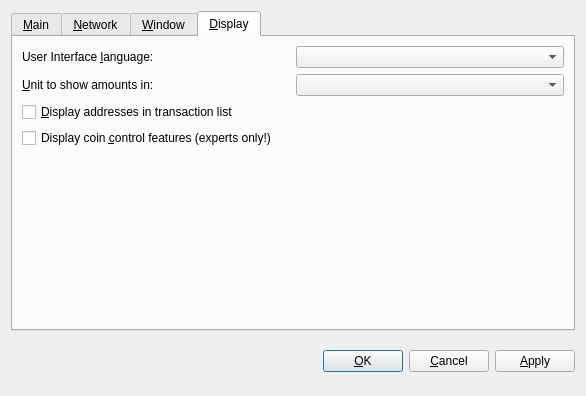
First picture: the form in src/qt/forms/optionsdialog.ui, repository deeponion/deeponion-legacy, before the edit.
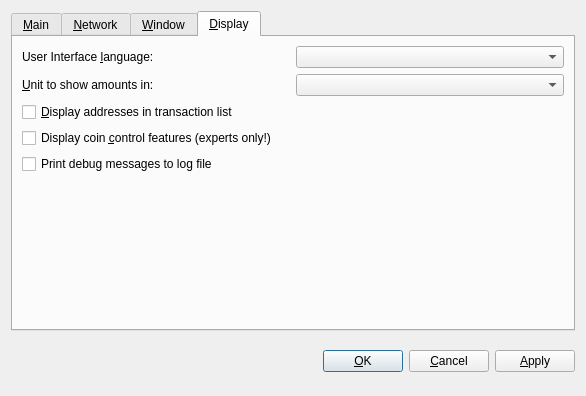
Second picture: the form after the edit. The open tabs and pages were chosen to show the change. Custom widgets are drawn as their Qt base class.

Commit message: Add menu option to enable / disable debug messages

Patch:
```diff
--- a/src/qt/forms/optionsdialog.ui
+++ b/src/qt/forms/optionsdialog.ui
@@ -408,6 +408,16 @@
          </property>
         </widget>
        </item>
+       <item>
+        <widget class="QCheckBox" name="printDebugLog">
+         <property name="toolTip">
+          <string>If enabled DeepOnion wallet will print all debug messages to debug.log file.</string>
+         </property>
+         <property name="text">
+          <string>Print debug messages to log file</string>
+         </property>
+        </widget>
+       </item>
        <item>
         <spacer name="verticalSpacer_Display">
          <property name="orientation">
```
The commit also changes 6 other files.
